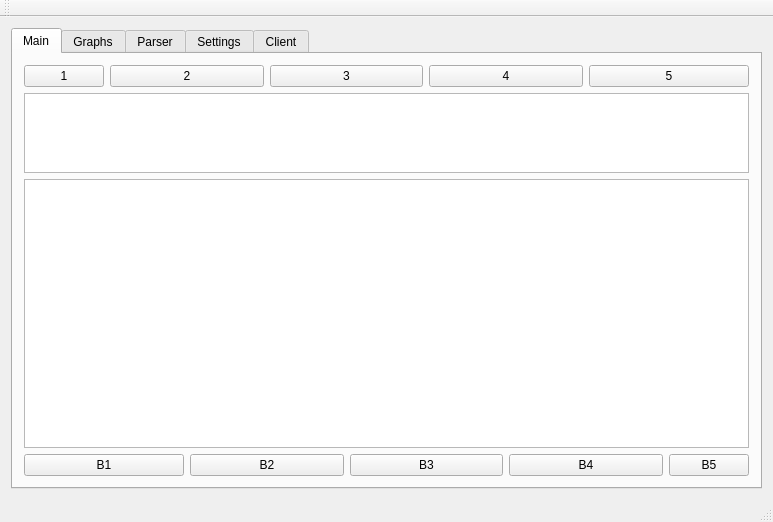
The window that graphs.ui (fsvymk/graphs) describes before a commit, drawn with Qt 5.
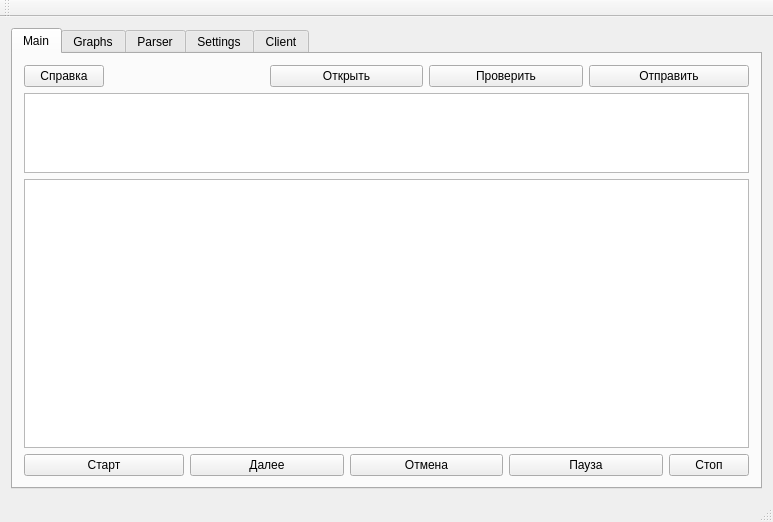
The same window after the commit. The open tabs and pages were chosen to show the change. Custom widgets are drawn as their Qt base class.

```diff
--- a/graphs.ui
+++ b/graphs.ui
@@ -31,35 +31,7 @@
         <item row="0" column="0">
          <widget class="QPushButton" name="pushButton">
           <property name="text">
-           <string>1</string>
-          </property>
-         </widget>
-        </item>
-        <item row="0" column="1" colspan="2">
-         <widget class="QPushButton" name="pushButton_2">
-          <property name="text">
-           <string>2</string>
-          </property>
-         </widget>
-        </item>
-        <item row="0" column="3" colspan="2">
-         <widget class="QPushButton" name="pushButton_3">
-          <property name="text">
-           <string>3</string>
-          </property>
-         </widget>
-        </item>
-        <item row="0" column="5" colspan="2">
-         <widget class="QPushButton" name="pushButton_4">
-          <property name="text">
-           <string>4</string>
-          </property>
-         </widget>
-        </item>
-        <item row="0" column="7" colspan="2">
-         <widget class="QPushButton" name="pushButton_5">
-          <property name="text">
-           <string>5</string>
+           <string>Справка</string>
           </property>
          </widget>
         </item>
@@ -79,35 +51,56 @@
         <item row="3" column="0" colspan="2">
          <widget class="QPushButton" name="pushButton_8">
           <property name="text">
-           <string>B1</string>
+           <string>Старт</string>
           </property>
          </widget>
         </item>
         <item row="3" column="2" colspan="2">
          <widget class="QPushButton" name="pushButton_10">
           <property name="text">
-           <string>B2</string>
+           <string>Далее</string>
           </property>
          </widget>
         </item>
         <item row="3" column="4" colspan="2">
          <widget class="QPushButton" name="pushButton_7">
           <property name="text">
-           <string>B3</string>
+           <string>Отмена</string>
           </property>
          </widget>
         </item>
         <item row="3" column="6" colspan="2">
          <widget class="QPushButton" name="pushButton_9">
           <property name="text">
-           <string>B4</string>
+           <string>Пауза</string>
           </property>
          </widget>
         </item>
         <item row="3" column="8">
          <widget class="QPushButton" name="pushButton_6">
           <property name="text">
-           <string>B5</string>
+           <string>Стоп</string>
+          </property>
+         </widget>
+        </item>
+        <item row="0" column="7" colspan="2">
+         <widget class="QPushButton" name="pushButton_4">
+          <property name="text">
+           <string>Отправить</string>
+          </property>
+         </widget>
+        </item>
+        <item row="0" column="5" colspan="2">
+         <widget class="QPushButton" name="pushButton_3">
+          <property name="text">
+           <string>Проверить</string>
+          </property>
+         </widget>
+        </item>
+        <item row="0" column="3" colspan="2">
+         <widget class="QPushButton" name="pushButton_2">
+          <property name="text">
+           <string>Открыть</string>
           </property>
          </widget>
         </item>
```
Left out of the diff: 2 changed lines with no effect on the pictures.
